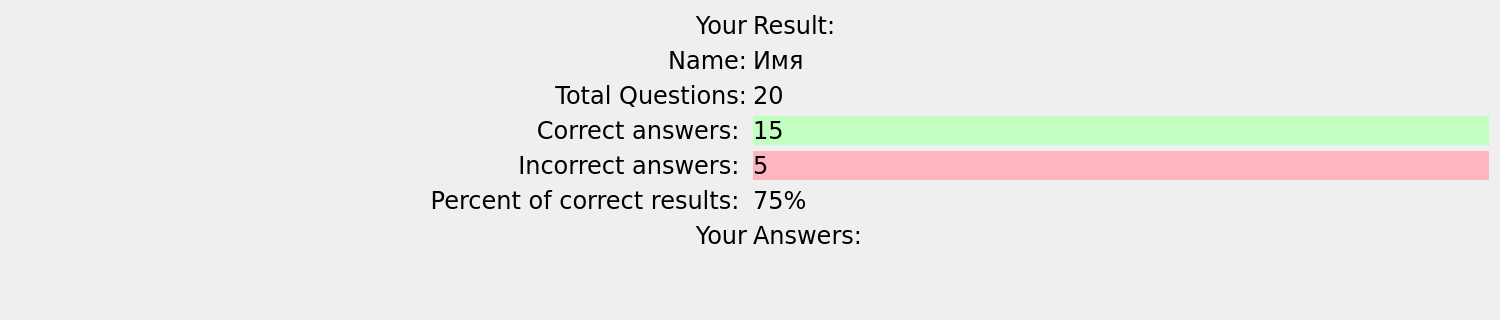
This is checkeng/dialogs/finish/finish.ui in kusanekinov/CheckEng as Qt 5 draws it before an edit; both pictures show x 0 to 1500 and y 0 to 320 of the 1500 by 540 pixel window. The edited form follows.
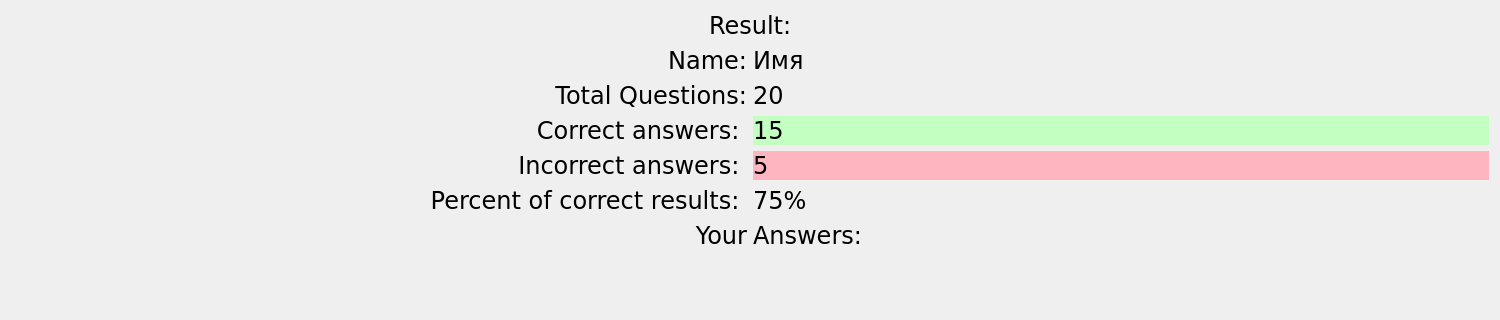
This is the edited form.

```diff
--- a/checkeng/dialogs/finish/finish.ui
+++ b/checkeng/dialogs/finish/finish.ui
@@ -287,22 +287,17 @@
    <item row="0" column="0" colspan="2">
     <layout class="QHBoxLayout" name="resultyour">
      <item>
-      <widget class="QLabel" name="label_2">
-       <property name="font">
-        <font>
-         <family>DejaVu Sans</family>
-         <pointsize>18</pointsize>
-         <weight>50</weight>
-         <bold>false</bold>
-        </font>
+      <spacer name="horizontalSpacer_2">
+       <property name="orientation">
+        <enum>Qt::Horizontal</enum>
        </property>
-       <property name="text">
-        <string>Your</string>
+       <property name="sizeHint" stdset="0">
+        <size>
+         <width>40</width>
+         <height>20</height>
+        </size>
        </property>
-       <property name="alignment">
-        <set>Qt::AlignRight|Qt::AlignTrailing|Qt::AlignVCenter</set>
-       </property>
-      </widget>
+      </spacer>
      </item>
      <item>
       <widget class="QLabel" name="label">
@@ -319,6 +314,19 @@
        </property>
       </widget>
      </item>
+     <item>
+      <spacer name="horizontalSpacer">
+       <property name="orientation">
+        <enum>Qt::Horizontal</enum>
+       </property>
+       <property name="sizeHint" stdset="0">
+        <size>
+         <width>40</width>
+         <height>20</height>
+        </size>
+       </property>
+      </spacer>
+     </item>
     </layout>
    </item>
    <item row="6" column="0">
```
